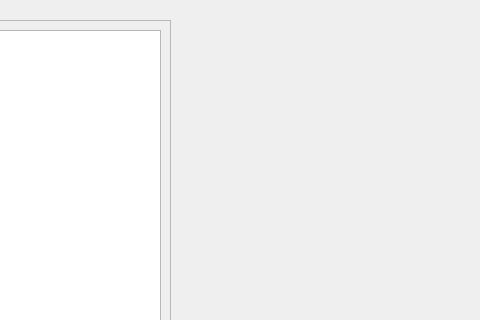
First picture: the form in CS1C-Project-Master/newactivatedlist.ui, repository AustinVaday/CS1C-Class-Project, before the edit; both pictures show x 230 to 710 and y 0 to 320 of the 955 by 655 pixel window.
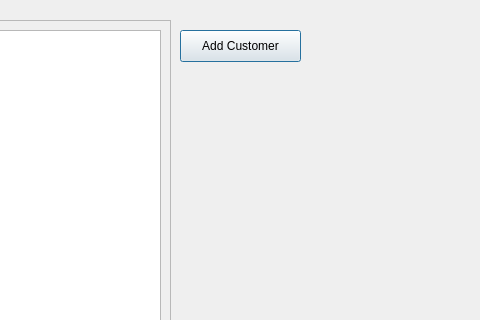
Second picture: the form after the edit.

Commit message: Added Special button to newActivatedList. If the list is empty, will grant admin option to add customer. Also implemented write-to file for persistance. Not finished

The edit to the form file:
```diff
--- a/CS1C-Project-Master/newactivatedlist.ui
+++ b/CS1C-Project-Master/newactivatedlist.ui
@@ -41,6 +41,19 @@
     </layout>
    </widget>
   </widget>
+  <widget class="QPushButton" name="addCustomer">
+   <property name="geometry">
+    <rect>
+     <x>410</x>
+     <y>30</y>
+     <width>121</width>
+     <height>32</height>
+    </rect>
+   </property>
+   <property name="text">
+    <string>Add Customer</string>
+   </property>
+  </widget>
  </widget>
  <resources/>
  <connections/>
```
The commit also changes 97 other files.
